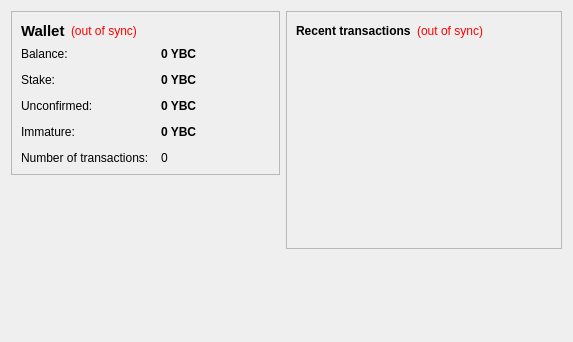
First picture: the form in src/qt/forms/overviewpage.ui, repository milancoin-project/MLC, before the edit.
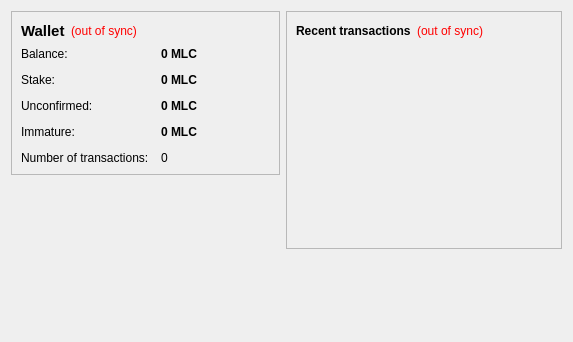
Second picture: the form after the edit.

```diff
--- a/src/qt/forms/overviewpage.ui
+++ b/src/qt/forms/overviewpage.ui
@@ -107,7 +107,7 @@
                <string>Your current balance</string>
               </property>
               <property name="text">
-               <string notr="true">0 YBC</string>
+               <string notr="true">0 MLC</string>
               </property>
               <property name="textInteractionFlags">
                <set>Qt::LinksAccessibleByMouse|Qt::TextSelectableByKeyboard|Qt::TextSelectableByMouse</set>
@@ -136,7 +136,7 @@
                <string>Total of coins that was staked, and do not yet count toward the current balance</string>
               </property>
               <property name="text">
-               <string notr="true">0 YBC</string>
+               <string notr="true">0 MLC</string>
               </property>
               <property name="textInteractionFlags">
                <set>Qt::LinksAccessibleByMouse|Qt::TextSelectableByKeyboard|Qt::TextSelectableByMouse</set>
@@ -165,7 +165,7 @@
                <string>Total of transactions that have yet to be confirmed, and do not yet count toward the current balance</string>
               </property>
               <property name="text">
-               <string notr="true">0 YBC</string>
+               <string notr="true">0 MLC</string>
               </property>
               <property name="textInteractionFlags">
                <set>Qt::LinksAccessibleByMouse|Qt::TextSelectableByKeyboard|Qt::TextSelectableByMouse</set>
@@ -191,7 +191,7 @@
                <string>Mined balance that has not yet matured</string>
               </property>
               <property name="text">
-               <string notr="true">0 YBC</string>
+               <string notr="true">0 MLC</string>
               </property>
               <property name="textInteractionFlags">
                <set>Qt::LinksAccessibleByMouse|Qt::TextSelectableByKeyboard|Qt::TextSelectableByMouse</set>
```
